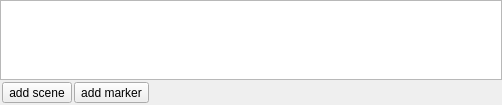
First picture: the form in components/projecteditor/lib/storyboard.ui, repository artm/WatchThatSound3, before the edit.
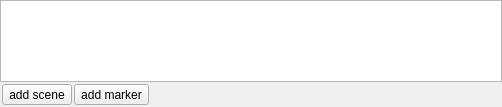
Second picture: the form after the edit.

```diff
--- a/components/projecteditor/lib/storyboard.ui
+++ b/components/projecteditor/lib/storyboard.ui
@@ -7,7 +7,7 @@
     <x>0</x>
     <y>0</y>
     <width>502</width>
-    <height>105</height>
+    <height>107</height>
    </rect>
   </property>
   <property name="windowTitle">
@@ -21,10 +21,29 @@
     <number>0</number>
    </property>
    <item>
-    <widget class="QGraphicsView" name="graphicsView"/>
+    <widget class="QGraphicsView" name="graphicsView">
+     <property name="sizePolicy">
+      <sizepolicy hsizetype="Expanding" vsizetype="Minimum">
+       <horstretch>0</horstretch>
+       <verstretch>0</verstretch>
+      </sizepolicy>
+     </property>
+     <property name="minimumSize">
+      <size>
+       <width>0</width>
+       <height>80</height>
+      </size>
+     </property>
+    </widget>
    </item>
    <item>
     <widget class="QWidget" name="buttons" native="true">
+     <property name="sizePolicy">
+      <sizepolicy hsizetype="Preferred" vsizetype="Fixed">
+       <horstretch>0</horstretch>
+       <verstretch>0</verstretch>
+      </sizepolicy>
+     </property>
      <layout class="QHBoxLayout" name="horizontalLayout">
       <property name="spacing">
        <number>2</number>
```
